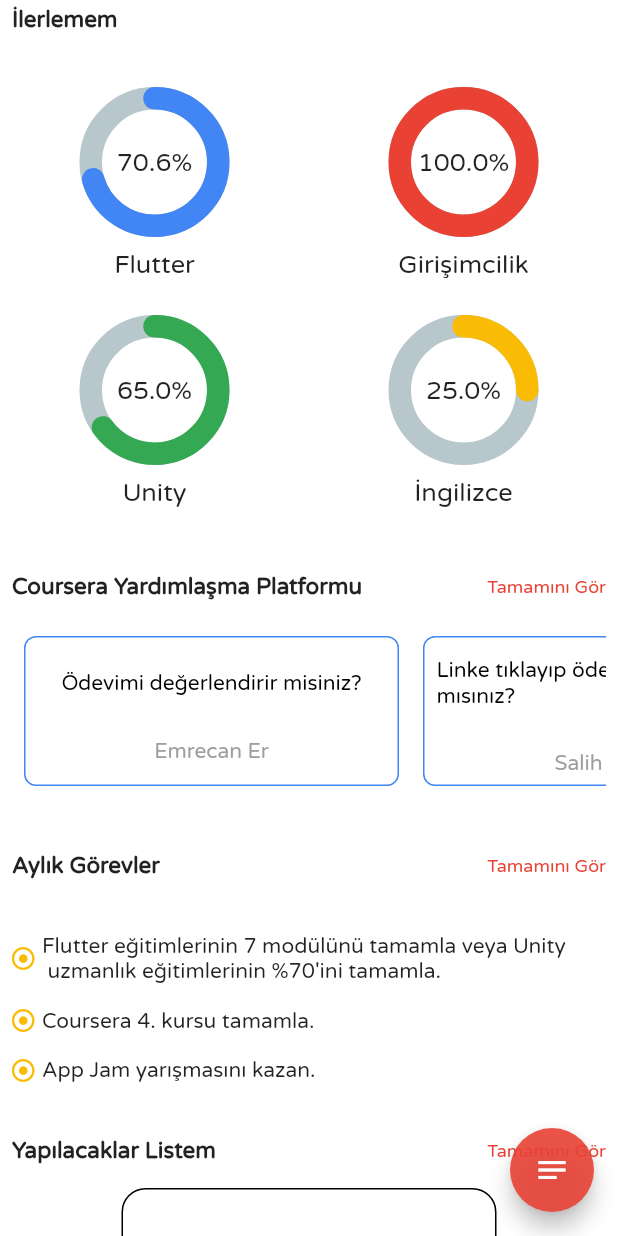
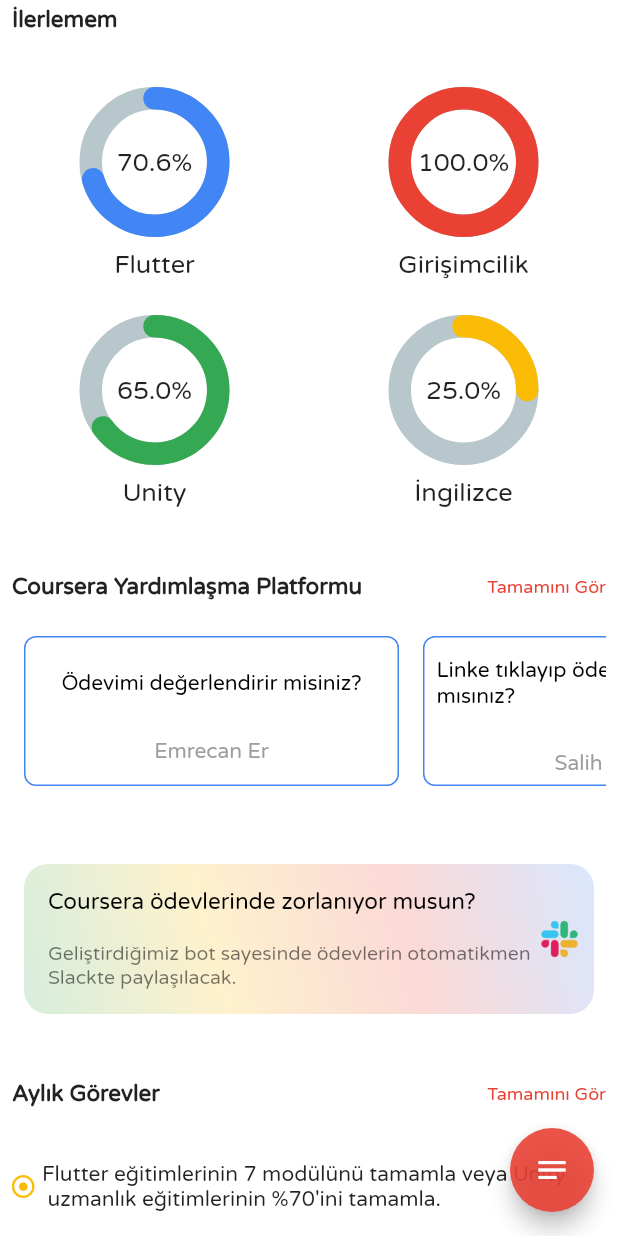
Before and after one commit to emrecan-er/App-Jam-F1, a Flutter app: the MainScreen screen opened directly, scrolled down 576 dp, after a tap on the "notes" icon, on a phone screen of 412 x 824 dp. Run offline on Flutter 3.47's test engine with Material 2 defaults, Android fonts, the phone set to English and light mode, and no system bars; drawn by our look-alikes of percent_indicator; our stand-ins replace cloud_firestore, firebase_auth, firebase_core, font_awesome_flutter, get, nice_buttons and 1 more; missing offline and left inert: appbar_animated; accounts and stored records are empty; network calls fail.

```diff
--- /dev/null
+++ b/flutter_application_1/lib/screens/coursera_page.dart
@@ -0,0 +1,16 @@
+import 'package:flutter/src/widgets/framework.dart';
+import 'package:flutter/src/widgets/placeholder.dart';
+
+class CourseraPage extends StatefulWidget {
+  const CourseraPage({super.key});
+
+  @override
+  State<CourseraPage> createState() => _CourseraPageState();
+}
+
+class _CourseraPageState extends State<CourseraPage> {
+  @override
+  Widget build(BuildContext context) {
+    return const Placeholder();
+  }
+}
--- a/flutter_application_1/lib/screens/main_screen.dart
+++ b/flutter_application_1/lib/screens/main_screen.dart
@@ -1,5 +1,6 @@
 import 'dart:convert';
 import 'dart:developer';
+import 'package:flutter_application_1/screens/coursera_page.dart';
 import 'package:http/http.dart' as http;
 
 import 'package:cloud_firestore/cloud_firestore.dart';
@@ -27,30 +28,29 @@ class MainScreen extends StatefulWidget {
 }
 
 class _MainScreenState extends State<MainScreen> {
-  Future<http.Response> sendMessageToSlack(
-      String message, String channel, String botToken) async {
+  Future<void> sendMessageToSlackBot(
+      String message, String botToken, String channel) async {
     final response = await http.post(
       Uri.parse('https://slack.com/api/chat.postMessage'),
-      headers: <String, String>{
-        'Content-Type': 'application/json; charset=UTF-8',
+      headers: {
+        'Content-Type': 'application/json; charset=utf-8',
         'Authorization': 'Bearer $botToken',
       },
-      body: jsonEncode(<String, dynamic>{
-        'channel': channel,
-        'text': message,
-      }),
+      body: '{ "text": "$message", "channel": "$channel" }',
     );
-
-    return response;
+    if (response.statusCode == 200) {
+      print('Message sent successfully');
+    } else {
+      print('Failed to send message: ${response.statusCode}');
+    }
   }
 
   @override
   Widget build(BuildContext context) {
     return Scaffold(
       floatingActionButton: FloatingActionButton(
-        onPressed: () {
-          sendMessageToSlack('deneme', '#general',
-              'xapp-1-A052P6R2KG9-5077341632805-c26400d7dd75a15917c1b81ea5067d8937497a02848d8bb8a48da2d3c6d9de3e');
+        onPressed: () async {
+          await sendMessageToSlackBot('asd', 'SLACK_TOKEN', '#general');
         },
         child: Icon(
           Icons.notes,
@@ -136,14 +136,84 @@ class _MainScreenState extends State<MainScreen> {
                           ),
                           recognizer: TapGestureRecognizer()
                             ..onTap = () {
-                                print('Login Text Clicked');
-                              }),
+                              Get.to(
+                                CourseraPage(),
+                              );
+                            },
+                        ),
                       ]),
                     ),
                   ],
                 ),
               ),
               Coursera(),
+              SizedBox(
+                height: 20,
+              ),
+              Padding(
+                padding: const EdgeInsets.all(16.0),
+                child: Container(
+                  width: Get.width,
+                  height: 100,
+                  decoration: BoxDecoration(
+                    color: kGoogleBlue,
+                    gradient: LinearGradient(
+                      begin: Alignment.topRight,
+                      end: Alignment.bottomLeft,
+                      colors: [
+                        kGoogleBlue.withOpacity(0.2),
+                        kGoogleRed.withOpacity(0.2),
+                        kGoogleYellow.withOpacity(0.2),
+                        kGoogleGreen.withOpacity(0.2),
+                      ],
+                    ),
+                    borderRadius: BorderRadius.circular(16),
+                  ),
+                  child: Stack(
+                    children: [
+                      Align(
+                        alignment: Alignment.topLeft,
+                        child: Padding(
+                          padding: const EdgeInsets.all(16.0),
+                          child: Text(
+                            'Coursera ödevlerinde zorlanıyor musun?',
+                            style: TextStyle(
+                              fontFamily: 'VarelaRound',
+                              color: Colors.black,
+                              fontSize: 15,
+                            ),
+                          ),
+                        ),
+                      ),
+                      Align(
+                        alignment: Alignment.bottomCenter,
+                        child: Padding(
+                          padding: const EdgeInsets.all(16.0),
+                          child: Text(
+                            'Geliştirdiğimiz bot sayesinde ödevlerin otomatikmen Slackte paylaşılacak.',
+                            style: TextStyle(
+                              fontFamily: 'VarelaRound',
+                              color: Colors.black54,
+                              fontSize: 13,
+                            ),
+                          ),
+                        ),
+                      ),
+                      Align(
+                        alignment: Alignment.centerRight,
+                        child: Padding(
+                          padding: const EdgeInsets.all(8.0),
+                          child: SizedBox(
+                            width: 30,
+                            height: 30,
+                            child: Image.asset('assets/slack.png'),
+                          ),
+                        ),
+                      ),
+                    ],
+                  ),
+                ),
+              ),
               SizedBox(
                 height: 20,
               ),
```
Also changed, not shown: flutter_application_1/assets/slack.png (added), flutter_application_1/assets/unnamed.jpg (added). Lines whose indentation alone changed are shown as unchanged.
